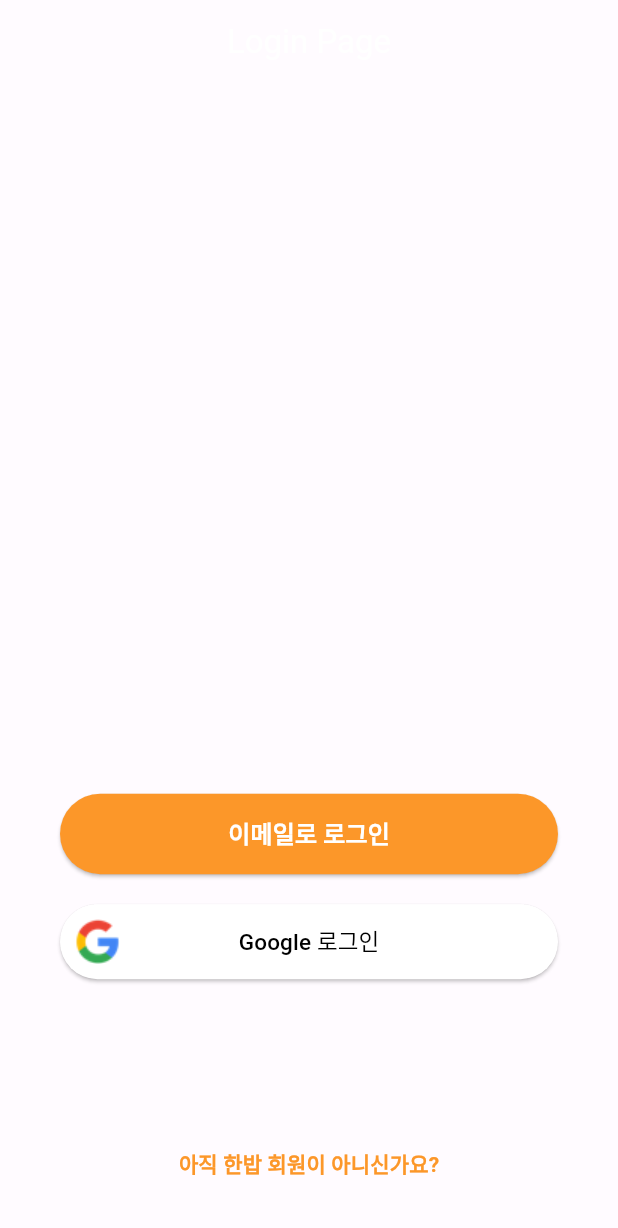
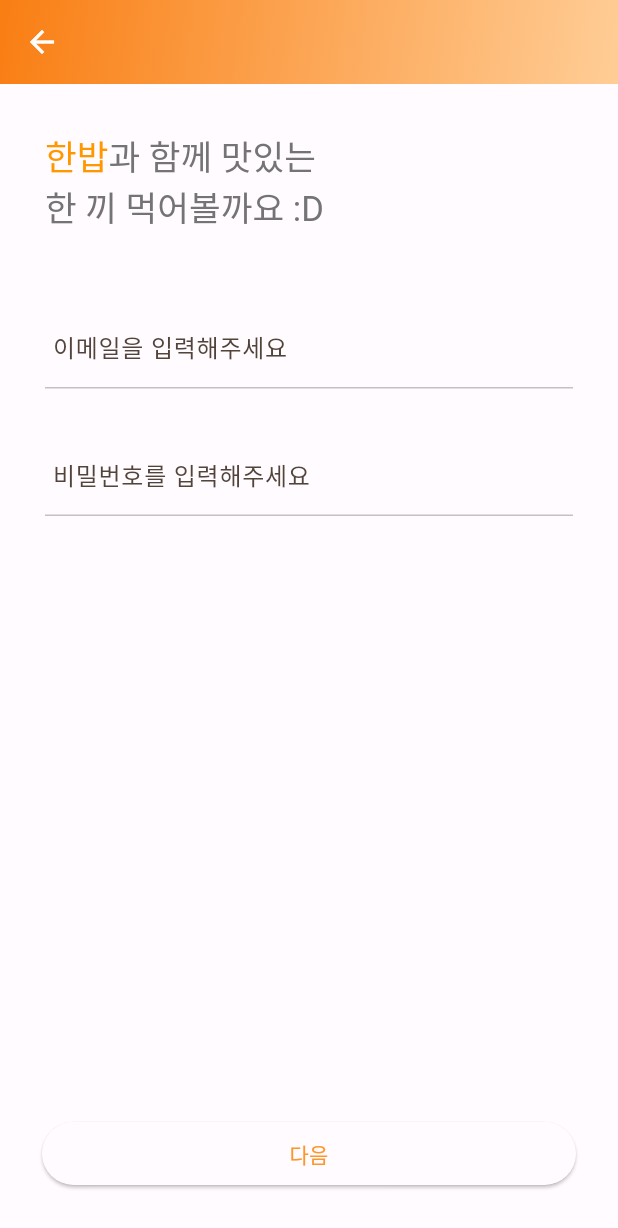
Before and after one commit to Han-Bab/HanBab, a Flutter app: the screen it shows after launch, after a tap on "이메일로 로그인", on a phone screen of 412 x 824 dp. Shown: the top 1228 px of the screen. Run offline on Flutter 3.47's test engine with Material 2 defaults, Android fonts, the phone set to English and light mode, and no system bars; our stand-ins replace cloud_firestore, firebase_auth, firebase_core, firebase_storage, flutter_multi_formatter, fluttertoast and 1 more; missing offline and left inert: encrypt; accounts and stored records are empty.

Commit message:
[Feat] Login Page 구현

```diff
--- a/lib/main.dart
+++ b/lib/main.dart
@@ -1,7 +1,8 @@
 import 'package:flutter/material.dart';
 import 'package:firebase_core/firebase_core.dart';
 import 'package:han_bab/controller/auth_controller.dart';
-import 'package:han_bab/controller/login_controller.dart';
+import 'package:han_bab/controller/signup_controller.dart';
+import 'package:han_bab/controller/verify_controller.dart';
 import 'package:han_bab/model/text_input_model.dart';
 import 'package:han_bab/view/app.dart';
 import 'package:han_bab/controller/navigation_controller.dart';
@@ -17,9 +18,10 @@ Future<void> main() async {
     MultiProvider(
       providers: [
         ChangeNotifierProvider(create: (context) => AuthController()),
-        ChangeNotifierProvider(create: (context) => LoginController()),
+        ChangeNotifierProvider(create: (context) => SignupController()),
         ChangeNotifierProvider(create: (context) => NavigationController()),
         ChangeNotifierProvider(create: (context) => TextInputModel()),
+        ChangeNotifierProvider(create: (context) => VerifyController()),
       ],
       builder: ((context, child) => const App()),
     ),
--- a/lib/view/app.dart
+++ b/lib/view/app.dart
@@ -2,10 +2,15 @@ import 'package:firebase_auth/firebase_auth.dart';
 import 'package:flutter/material.dart';
 import 'package:han_bab/color_schemes.dart';
 import 'package:han_bab/controller/navigation_controller.dart';
+import 'package:han_bab/view/login/email_verify.dart';
+import 'package:han_bab/view/login/initial.dart';
 import 'package:han_bab/view/login/login.dart';
 import 'package:han_bab/view/login/signup1.dart';
 import 'package:han_bab/view/login/signup2.dart';
 import 'package:han_bab/view/login/signup3.dart';
+import 'package:han_bab/view/page1/order_list_page.dart';
+import 'package:han_bab/view/page2/home.dart';
+import 'package:han_bab/view/page3/profile.dart';
 import 'package:provider/provider.dart';
 
 class App extends StatelessWidget {
@@ -29,28 +34,78 @@ class App extends StatelessWidget {
         colorScheme: darkColorScheme,
       ),
       routes: _routes,
+      // onGenerateRoute: (settings) => _tabRoutes(settings),
       themeMode: ThemeMode.system,
       home: StreamBuilder<User?>(
           stream: FirebaseAuth.instance.authStateChanges(),
           builder: (context, snapshot) {
-            if (snapshot.connectionState == ConnectionState.waiting) {
-              return const Center(child: CircularProgressIndicator());
-            } else if (snapshot.hasData) {
-              return Consumer<NavigationController>(
-                  builder: (context, controller, _) {
-                return controller.getPageByIndex(controller.selectedIndex);
-              });
-            } else {
-              return const LoginPage();
-            }
+            return Consumer<NavigationController>(
+                builder: (context, controller, _) {
+              if (snapshot.hasData) {
+                print('HasData');
+                if (controller.isEmailVerified()) {
+                  print('goto home / ${controller.selectedIndex}');
+                  return controller.getPageByIndex();
+                } else {
+                  print('verify needed');
+                  return const EmailVerifyPage();
+                }
+              } else {
+                print('NoData');
+                return const InitialPage();
+              }
+            });
           }),
     );
   }
 }
 
+// dynamic _tabRoutes(RouteSettings settings) {
+//   switch (settings.name) {
+//     case '/home':
+//       return PageTransition(
+//         child: const HomePage(),
+//         type: PageTransitionType.fade,
+//         settings: settings,
+//       );
+//     case '/homeFromLeft':
+//       return PageTransition(
+//         child: const HomePage(),
+//         type: PageTransitionType.rightToLeft,
+//         settings: settings,
+//       );
+//     case '/homeFromRight':
+//       return PageTransition(
+//         child: const HomePage(),
+//         type: PageTransitionType.leftToRight,
+//         settings: settings,
+//       );
+//     case '/orderList':
+
+//       return PageTransition(
+//         child: const OrderListPage(),
+//         type: PageTransitionType.leftToRight,
+//         settings: settings,
+//       );
+//     case '/profile':
+//       return PageTransition(
+//         child: const ProfilePage(),
+//         type: PageTransitionType.rightToLeft,
+//         settings: settings,
+//       );
+//     default:
+//       return;
+//   }
+// }
+
 final _routes = <String, WidgetBuilder>{
+  '/initial': ((BuildContext context) => const InitialPage()),
   '/login': ((BuildContext context) => const LoginPage()),
   '/signup1': ((BuildContext context) => const Signup1Page()),
   '/signup2': ((BuildContext context) => const Signup2Page()),
   '/signup3': ((BuildContext context) => const Signup3Page()),
+  '/verify': ((BuildContext context) => const EmailVerifyPage()),
+  '/orderList': ((BuildContext context) => const OrderListPage()),
+  '/home': ((BuildContext context) => const HomePage()),
+  '/profile': ((BuildContext context) => const ProfilePage()),
 };
--- /dev/null
+++ b/lib/view/login/initial.dart
@@ -0,0 +1,96 @@
+import 'package:flutter/material.dart';
+import 'package:han_bab/controller/auth_controller.dart';
+import 'package:provider/provider.dart';
+
+class InitialPage extends StatelessWidget {
+  const InitialPage({super.key});
+
+  @override
+  Widget build(BuildContext context) {
+    final authController = Provider.of<AuthController>(context);
+    double screenHeight = MediaQuery.of(context).size.height;
+    double screenWidth = MediaQuery.of(context).size.width;
+
+    return Scaffold(
+      appBar: AppBar(
+        title: const Text('Login Page'),
+        centerTitle: true,
+      ),
+      body: Padding(
+        padding: const EdgeInsets.symmetric(horizontal: 40, vertical: 20),
+        child: Column(
+          children: [
+            /// 디자인을 위한 빈 공간 (디자인 해주세요)
+            SizedBox(height: screenHeight * 0.6),
+
+            /// 이메일 로그인 버튼
+            SizedBox(
+              width: screenWidth,
+              height: screenHeight * 0.065,
+              child: ElevatedButton(
+                onPressed: () {
+                  // authController.signInWithGoogle();
+                  Navigator.pushNamed(context, '/login');
+                },
+                style: ElevatedButton.styleFrom(
+                  padding: const EdgeInsets.all(10),
+                  backgroundColor: Theme.of(context).primaryColor,
+                ),
+                child: const Text(
+                  '이메일로 로그인',
+                  style: TextStyle(
+                    fontSize: 16,
+                    fontWeight: FontWeight.bold,
+                    color: Colors.white,
+                  ),
+                ),
+              ),
+            ),
+
+            // const SizedBox(height: 20),
+
+            /// 구글 로그인 버튼
+            // ElevatedButton(
+            //   onPressed: () {
+            //     authController.signInWithGoogle();
+            //   },
+            //   style: ElevatedButton.styleFrom(
+            //     padding: const EdgeInsets.all(10),
+            //     backgroundColor: Colors.white,
+            //   ),
+            //   child: Row(
+            //     mainAxisAlignment: MainAxisAlignment.spaceBetween,
+            //     children: [
+            //       Image.asset('assets/images/glogo.png'),
+            //       const Text(
+            //         'Google 로그인',
+            //         style: TextStyle(
+            //           fontSize: 15,
+            //           color: Colors.black,
+            //         ),
+            //       ),
+            //       Opacity(
+            //         opacity: 0,
+            //         child: Image.asset('assets/images/glogo.png'),
+            //       ),
+            //     ],
+            //   ),
+            // ),
+          ],
+        ),
+      ),
+      bottomNavigationBar: Padding(
+        padding: const EdgeInsets.all(24.0),
+        child: TextButton(
+          onPressed: () {
+            Navigator.pushNamed(context, '/signup1');
+          },
+          child: const Text(
+            '아직 한밥 회원이 아니신가요?',
+            style: TextStyle(fontWeight: FontWeight.bold),
+          ),
+        ),
+      ),
+    );
+  }
+}
--- a/lib/view/login/login.dart
+++ b/lib/view/login/login.dart
@@ -1,5 +1,6 @@
 import 'package:flutter/material.dart';
 import 'package:han_bab/controller/auth_controller.dart';
+import 'package:han_bab/controller/navigation_controller.dart';
 import 'package:provider/provider.dart';
 
 class LoginPage extends StatelessWidget {
@@ -7,85 +8,113 @@ class LoginPage extends StatelessWidget {
 
   @override
   Widget build(BuildContext context) {
-    final authController = Provider.of<AuthController>(context);
-    double screenHeight = MediaQuery.of(context).size.height;
-    double screenWidth = MediaQuery.of(context).size.width;
+    final controller = Provider.of<AuthController>(context);
 
-    return Scaffold(
-      appBar: AppBar(
-        title: const Text('Login Page'),
-        centerTitle: true,
-      ),
-      body: Padding(
-        padding: const EdgeInsets.symmetric(horizontal: 40, vertical: 20),
-        child: Column(
-          children: [
-            /// 디자인을 위한 빈 공간 (디자인 해주세요)
-            SizedBox(height: screenHeight * 0.55),
-
-            /// 이메일 로그인 버튼
-            SizedBox(
-              width: screenWidth,
-              height: screenHeight * 0.065,
-              child: ElevatedButton(
-                onPressed: () {
-                  authController.signInWithGoogle();
-                },
-                style: ElevatedButton.styleFrom(
-                  padding: const EdgeInsets.all(10),
-                  backgroundColor: Theme.of(context).primaryColor,
-                ),
-                child: const Text(
-                  '이메일로 로그인',
-                  style: TextStyle(
-                    fontSize: 16,
-                    fontWeight: FontWeight.bold,
-                    color: Colors.white,
-                  ),
-                ),
+    return GestureDetector(
+      onTap: () {
+        FocusScope.of(context).unfocus();
+      },
+      child: Scaffold(
+        appBar: AppBar(
+          flexibleSpace: Container(
+            decoration: const BoxDecoration(
+              gradient: LinearGradient(
+                colors: [
+                  Color(0xffF97E13),
+                  Color(0xffFFCD96),
+                ],
+                begin: Alignment.topLeft,
+                end: Alignment.bottomRight,
               ),
             ),
-            const SizedBox(height: 20),
-
-            /// 구글 로그인 버튼
-            ElevatedButton(
-              onPressed: () {
-                authController.signInWithGoogle();
-              },
-              style: ElevatedButton.styleFrom(
-                padding: const EdgeInsets.all(10),
-                backgroundColor: Colors.white,
-              ),
-              child: Row(
-                mainAxisAlignment: MainAxisAlignment.spaceBetween,
+          ),
+        ),
+        body: Column(
+          children: [
+            Container(
+              padding: const EdgeInsets.all(30),
+              child: Column(
+                crossAxisAlignment: CrossAxisAlignment.start,
                 children: [
-                  Image.asset('assets/images/glogo.png'),
-                  const Text(
-                    'Google 로그인',
-                    style: TextStyle(
-                      fontSize: 15,
-                      color: Colors.black,
+                  RichText(
+                      text: const TextSpan(
+                    children: [
+                      TextSpan(
+                        text: '한밥',
+                        style: TextStyle(
+                          color: Colors.orange,
+                          fontSize: 23,
+                        ),
+                      ),
+                      TextSpan(
+                        text: '과 함께 맛있는\n한 끼 먹어볼까요 :D',
+                        style: TextStyle(
+                          color: Color.fromARGB(255, 116, 116, 116),
+                          fontSize: 23,
+                        ),
+                      ),
+                    ],
+                  )),
+                  const SizedBox(
+                    height: 50,
+                  ),
+                  // 이메일 입력
+                  TextFormField(
+                    keyboardType: TextInputType.emailAddress,
+                    onSaved: (value) {
+                      controller.setLoginEmail(value!);
+                    },
+                    onChanged: (value) {
+                      controller.setLoginEmail(value);
+                    },
+                    decoration: const InputDecoration(
+                      // errorText: controller.emailErrorText,
+                      hintText: "이메일을 입력해주세요",
+                      contentPadding: EdgeInsets.fromLTRB(5, 15, 15, 15),
                     ),
                   ),
-                  Opacity(
-                    opacity: 0,
-                    child: Image.asset('assets/images/glogo.png'),
+                  const SizedBox(
+                    height: 30,
+                  ),
+                  // 비밀번호 입력폼
+                  TextFormField(
+                    decoration: const InputDecoration(
+                      // errorText: controller.passwordErrorText,
+                      hintText: "비밀번호를 입력해주세요",
+                      contentPadding: EdgeInsets.fromLTRB(5, 15, 15, 15),
+                    ),
+                    obscureText: true,
+                    onSaved: (value) {
+                      controller.setLoginPassword(value!);
+                    },
+                    onChanged: (value) {
+                      controller.setLoginPassword(value);
+                    },
                   ),
                 ],
               ),
             ),
           ],
         ),
-      ),
-      bottomNavigationBar: Padding(
-        padding: const EdgeInsets.all(24.0),
-        child: TextButton(
-          onPressed: () {
-            Navigator.pushNamed(context, '/signup1');
-          },
-          child: const Text(
-            '아직 한밥 회원이 아니신가요?',
-            style: TextStyle(fontWeight: FontWeight.bold),
+        bottomNavigationBar: Padding(
+          padding: const EdgeInsets.symmetric(vertical: 34, horizontal: 28),
+          child: SizedBox(
+            height: 42,
+            child: ElevatedButton(
+              onPressed: () async {
+                // if (controller.step1Validation()) {
+                //   Navigator.pushNamedAndRemoveUntil(
+                //       context, '/signup2', (route) => false);
+                // }
+                print(NavigationController().selectedIndex);
+                print(controller.loginEmail);
+                bool success = await controller.login();
+                if (success) {
+                  controller.verifyCheck(context);
+                }
+              },
+              child: const Text('다음'),
+            ),
           ),
         ),
       ),
--- a/lib/view/login/signup1.dart
+++ b/lib/view/login/signup1.dart
@@ -1,5 +1,5 @@
 import 'package:flutter/material.dart';
-import 'package:han_bab/controller/login_controller.dart';
+import 'package:han_bab/controller/signup_controller.dart';
 import 'package:provider/provider.dart';
 
 class Signup1Page extends StatelessWidget {
@@ -7,7 +7,7 @@ class Signup1Page extends StatelessWidget {
 
   @override
   Widget build(BuildContext context) {
-    final controller = Provider.of<LoginController>(context);
+    final controller = Provider.of<SignupController>(context);
 
     return GestureDetector(
       onTap: () {
--- a/lib/view/login/signup2.dart
+++ b/lib/view/login/signup2.dart
@@ -1,5 +1,5 @@
 import 'package:flutter/material.dart';
-import 'package:han_bab/controller/login_controller.dart';
+import 'package:han_bab/controller/signup_controller.dart';
 import 'package:provider/provider.dart';
 import 'package:flutter_multi_formatter/flutter_multi_formatter.dart';
 
@@ -8,7 +8,7 @@ class Signup2Page extends StatelessWidget {
 
   @override
   Widget build(BuildContext context) {
-    final controller = Provider.of<LoginController>(context);
+    final controller = Provider.of<SignupController>(context);
 
     return GestureDetector(
       onTap: () {
--- a/lib/widget/bottom_navigation.dart
+++ b/lib/widget/bottom_navigation.dart
@@ -12,7 +12,8 @@ class BottomNavigation extends StatelessWidget {
 
     return NavigationBar(
       onDestinationSelected: (int index) {
-        navigationService.setIndex(index);
+        print(index);
+        navigationService.setSelectedIndex(index);
       },
       selectedIndex: navigationService.selectedIndex,
       destinations: const <Widget>[
@@ -32,6 +33,7 @@ class BottomNavigation extends StatelessWidget {
           label: '프로필',
         ),
       ],
+      animationDuration: const Duration(milliseconds: 500),
     );
   }
 }
--- a/pubspec.yaml
+++ b/pubspec.yaml
@@ -45,6 +45,7 @@ dependencies:
   flutter_multi_formatter: ^2.11.7
   roundcheckbox: ^2.0.5
   fluttertoast: ^8.2.2
+  page_transition: ^2.0.9
 
 dev_dependencies:
   flutter_test:
```
Also changed, not shown: lib/controller/auth_controller.dart (+49 -0 lines), lib/controller/navigation_controller.dart (+24 -11 lines), lib/controller/signup_controller.dart (renamed from lib/controller/login_controller.dart, +51 -6 lines), lib/controller/verify_controller.dart (added, +19 -0 lines), lib/view/login/email_verify.dart (added, +101 -0 lines), lib/view/login/signup3.dart (+7 -3 lines), pubspec.lock.
